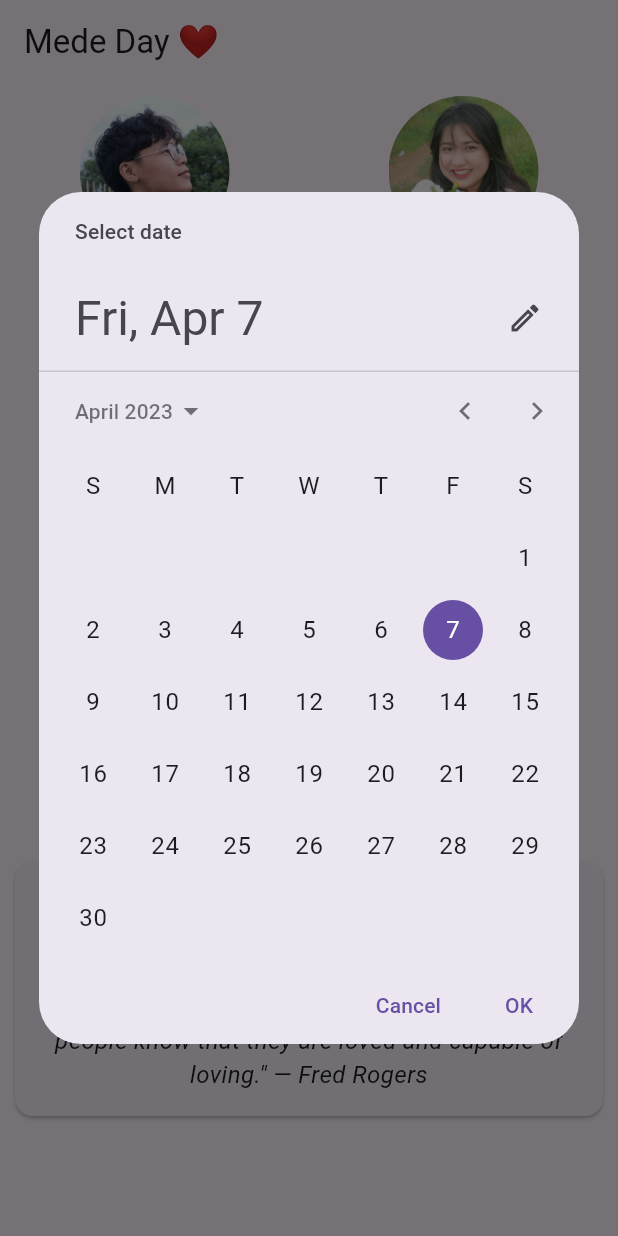
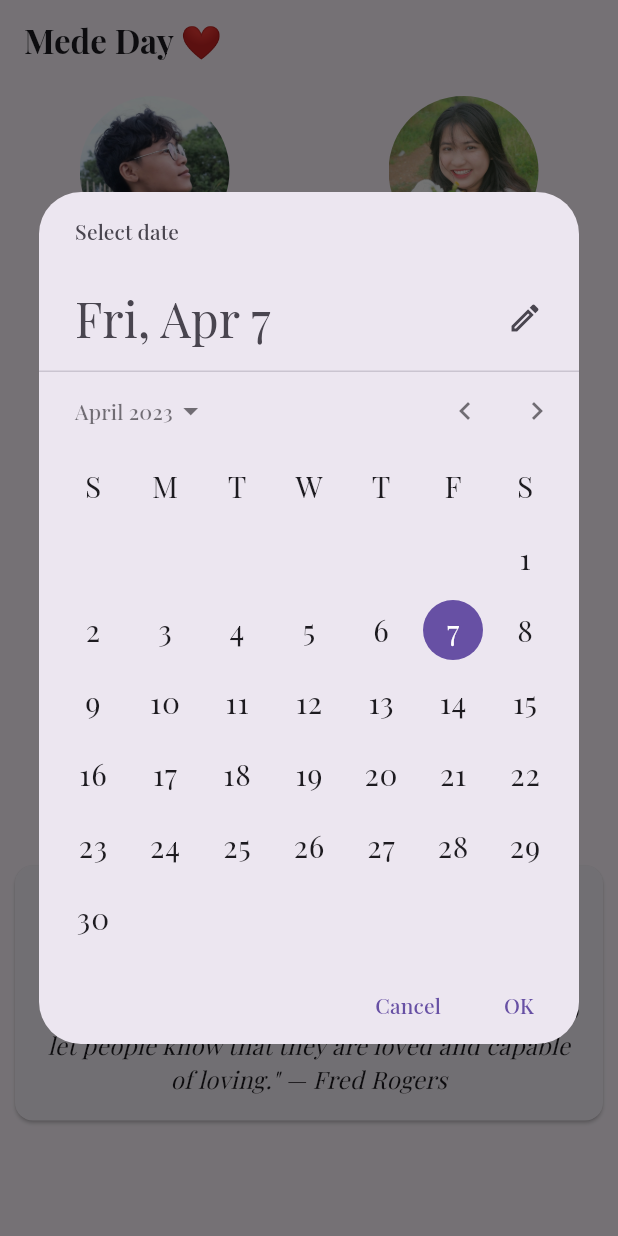
Before and after one commit to anvng/LoveDays, a Flutter app: the screen it shows after launch, after a tap on an icon or button, on a phone screen of 412 x 824 dp. Run offline on Flutter 3.47's test engine with Material 3 defaults, Android fonts, the phone set to English and light mode, and no system bars; our stand-ins replace image_picker.

Commit message:
style: add font

```diff
--- a/lib/main.dart
+++ b/lib/main.dart
@@ -18,6 +18,12 @@ class LoveDayCounterApp extends StatelessWidget {
       title: 'Love Day Counter',
       theme: ThemeData(
         primarySwatch: Colors.pink,
+        fontFamily: 'PlayfairDisplay',
+        textTheme: const TextTheme(
+          bodyLarge: TextStyle(fontSize: 20.0),
+          bodyMedium: TextStyle(fontSize: 18.0),
+          titleLarge: TextStyle(fontSize: 22.0, fontWeight: FontWeight.bold),
+        ),
       ),
       home: const HomeScreen(),
       onGenerateRoute: (settings) {
--- a/lib/screens/edit_screen.dart
+++ b/lib/screens/edit_screen.dart
@@ -2,6 +2,7 @@ import 'dart:io';
 import 'package:flutter/material.dart';
 import 'package:lovedays/model/person_model.dart';
 import 'package:image_picker/image_picker.dart';
+
 
 class EditScreen extends StatefulWidget {
   final Person person;
@@ -103,7 +104,7 @@ class _EditScreenState extends State<EditScreen> {
                 radius: 50,
                 backgroundImage: _profileImagePath != null
                     ? FileImage(File(_profileImagePath!))
-                    : const AssetImage('lib/assets/images/default_profile.jpg')
+                    : const AssetImage('lib/assets/images/default_profile.png')
                         as ImageProvider,
               ),
             ),
--- a/lib/screens/home_screen.dart
+++ b/lib/screens/home_screen.dart
@@ -1,5 +1,6 @@
 import 'package:flutter/material.dart';
 import 'package:lovedays/model/person_model.dart';
+import 'package:lovedays/widgets/background_container.dart';
 import 'package:lovedays/widgets/quote_card.dart';
 import 'package:lovedays/screens/details_screen.dart';
 import 'package:lovedays/screens/memories_screen.dart';
@@ -25,7 +26,7 @@ class _HomeScreenState extends State<HomeScreen>
   void initState() {
     super.initState();
     malePerson = Person(
-      name: '🌵 An Dep ♂️',
+      name: '🌵 An Dep ',
       dateOfBirth: DateTime(2002, 5, 9),
       firstDate: meetDate,
     );
@@ -64,7 +65,8 @@ class _HomeScreenState extends State<HomeScreen>
 
   @override
   Widget build(BuildContext context) {
-    return Scaffold(
+    return BackgroundContainer(
+      child: Scaffold(
         appBar: AppBar(
           title: const Text('Mede Day ❤️'),
         ),
@@ -74,6 +76,7 @@ class _HomeScreenState extends State<HomeScreen>
             const DetailsScreen(),
             const MemoriesScreen(),
           ],
+        ),
       ),
     );
   }
--- a/lib/screens/memories_screen.dart
+++ b/lib/screens/memories_screen.dart
@@ -1,5 +1,6 @@
 import 'package:flutter/material.dart';
 import 'package:image_picker/image_picker.dart';
+import 'package:lovedays/widgets/background_container.dart';
 import '../widgets/memory_card.dart';
 
 class MemoriesScreen extends StatefulWidget {
@@ -31,7 +32,8 @@ class _MemoriesScreenState extends State<MemoriesScreen> {
 
   @override
   Widget build(BuildContext context) {
-    return Scaffold(
+    return BackgroundContainer(
+      child: Scaffold(
         appBar: AppBar(
           title: const Text('Memory Pictures'),
           actions: [
@@ -71,6 +73,7 @@ class _MemoriesScreenState extends State<MemoriesScreen> {
                   return MemoryCard(imagePath: memoryImages[index].path);
                 },
               ),
+      ),
     );
   }
 }
--- /dev/null
+++ b/lib/widgets/background_container.dart
@@ -0,0 +1,26 @@
+import 'package:flutter/material.dart';
+
+class BackgroundContainer extends StatelessWidget {
+  final Widget child;
+
+  const BackgroundContainer({super.key, required this.child});
+
+  @override
+  Widget build(BuildContext context) {
+    return Stack(
+      children: [
+        // Background Image
+        Container(
+          decoration: const BoxDecoration(
+            image: DecorationImage(
+              image: AssetImage('lib/assets/images/rose.jpg'),
+              fit: BoxFit.cover,
+            ),
+          ),
+        ),
+        // Foreground content (the rest of the app)
+        child,
+      ],
+    );
+  }
+}
```
Also changed, not shown: pubspec.yaml (+18 -0 lines), lib/assets/fonts/PlayfairDisplay.ttf (added), lib/assets/fonts/SVN_Paris_Pro.otf (added), lib/assets/images/default_profile.png (added), lib/assets/images/rose.jpg (added). Lines whose indentation alone changed are shown as unchanged.
